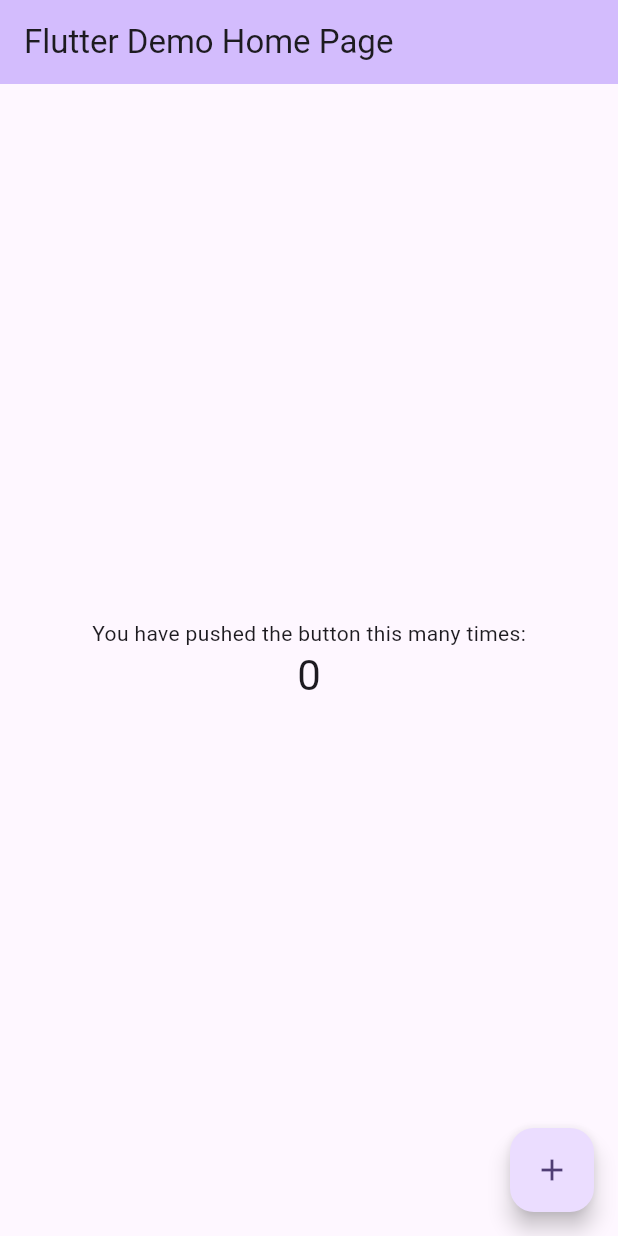
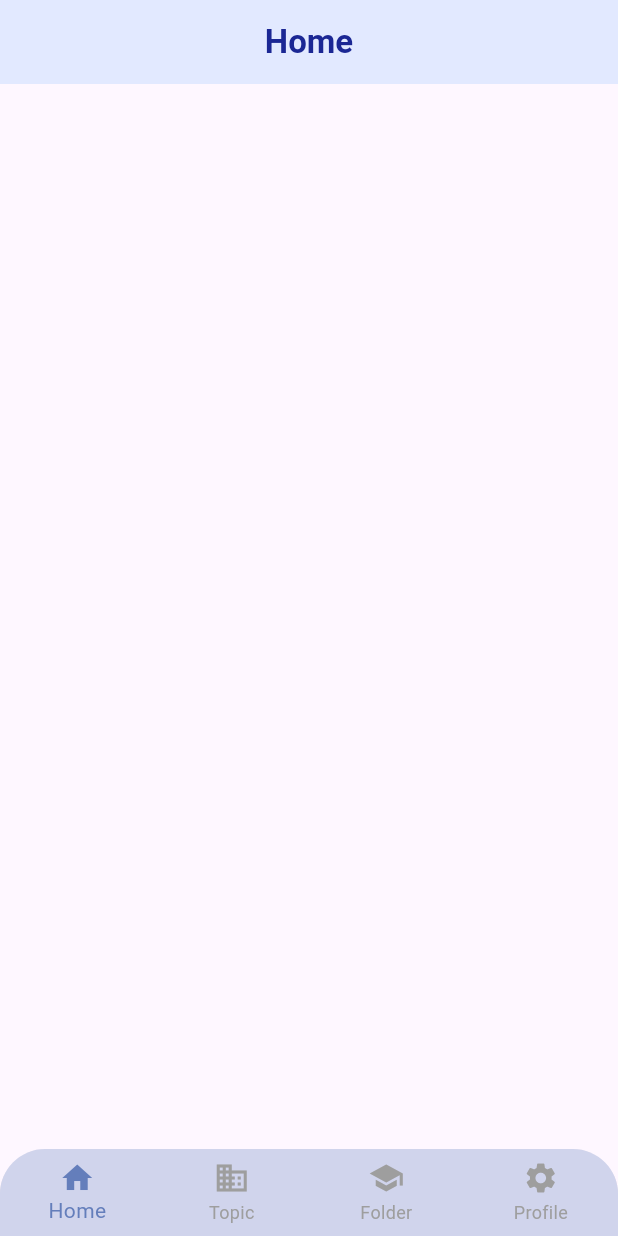
Before and after one commit to htthienhuong/untitled1, a Flutter app: the screen it shows after launch, on a phone screen of 412 x 824 dp. Run offline on Flutter 3.47's test engine with Material 3 defaults, Android fonts, the phone set to English and light mode, and no system bars.

Commit message:
feat: codebase

```diff
--- /dev/null
+++ b/lib/home_page/home_page.dart
@@ -0,0 +1,25 @@
+import 'package:flutter/material.dart';
+
+class HomePage extends StatefulWidget {
+  const HomePage({super.key});
+
+  @override
+  State<HomePage> createState() => _HomePageState();
+}
+
+class _HomePageState extends State<HomePage> {
+  @override
+  Widget build(BuildContext context) {
+    return Scaffold(
+      appBar: AppBar(
+        backgroundColor: Color(0xffe2e9ff),
+        title: const Text(
+          'Home',
+          style:
+              TextStyle(fontWeight: FontWeight.w600, color: Color(0xff1b2794)),
+        ),
+        centerTitle: true,
+      ),
+    );
+  }
+}
--- a/lib/main.dart
+++ b/lib/main.dart
@@ -1,125 +1,12 @@
 import 'package:flutter/material.dart';
+import 'package:untitled1/router/router_manager.dart';
 
 void main() {
-  runApp(const MyApp());
+  runApp(
+    const MaterialApp(
+      initialRoute: Routes.mainPage,
+      onGenerateRoute: RouteGenerator.getRoute,
+      debugShowCheckedModeBanner: false,
+    ),
+  );
 }
-
-class MyApp extends StatelessWidget {
-  const MyApp({super.key});
-
-  // This widget is the root of your application.
-  @override
-  Widget build(BuildContext context) {
-    return MaterialApp(
-      title: 'Flutter Demo',
-      theme: ThemeData(
-        // This is the theme of your application.
-        //
-        // TRY THIS: Try running your application with "flutter run". You'll see
-        // the application has a blue toolbar. Then, without quitting the app,
-        // try changing the seedColor in the colorScheme below to Colors.green
-        // and then invoke "hot reload" (save your changes or press the "hot
-        // reload" button in a Flutter-supported IDE, or press "r" if you used
-        // the command line to start the app).
-        //
-        // Notice that the counter didn't reset back to zero; the application
-        // state is not lost during the reload. To reset the state, use hot
-        // restart instead.
-        //
-        // This works for code too, not just values: Most code changes can be
-        // tested with just a hot reload.
-        colorScheme: ColorScheme.fromSeed(seedColor: Colors.deepPurple),
-        useMaterial3: true,
-      ),
-      home: const MyHomePage(title: 'Flutter Demo Home Page'),
-    );
-  }
-}
-
-class MyHomePage extends StatefulWidget {
-  const MyHomePage({super.key, required this.title});
-
-  // This widget is the home page of your application. It is stateful, meaning
-  // that it has a State object (defined below) that contains fields that affect
-  // how it looks.
-
-  // This class is the configuration for the state. It holds the values (in this
-  // case the title) provided by the parent (in this case the App widget) and
-  // used by the build method of the State. Fields in a Widget subclass are
-  // always marked "final".
-
-  final String title;
-
-  @override
-  State<MyHomePage> createState() => _MyHomePageState();
-}
-
-class _MyHomePageState extends State<MyHomePage> {
-  int _counter = 0;
-
-  void _incrementCounter() {
-    setState(() {
-      // This call to setState tells the Flutter framework that something has
-      // changed in this State, which causes it to rerun the build method below
-      // so that the display can reflect the updated values. If we changed
-      // _counter without calling setState(), then the build method would not be
-      // called again, and so nothing would appear to happen.
-      _counter++;
-    });
-  }
-
-  @override
-  Widget build(BuildContext context) {
-    // This method is rerun every time setState is called, for instance as done
-    // by the _incrementCounter method above.
-    //
-    // The Flutter framework has been optimized to make rerunning build methods
-    // fast, so that you can just rebuild anything that needs updating rather
-    // than having to individually change instances of widgets.
-    return Scaffold(
-      appBar: AppBar(
-        // TRY THIS: Try changing the color here to a specific color (to
-        // Colors.amber, perhaps?) and trigger a hot reload to see the AppBar
-        // change color while the other colors stay the same.
-        backgroundColor: Theme.of(context).colorScheme.inversePrimary,
-        // Here we take the value from the MyHomePage object that was created by
-        // the App.build method, and use it to set our appbar title.
-        title: Text(widget.title),
-      ),
-      body: Center(
-        // Center is a layout widget. It takes a single child and positions it
-        // in the middle of the parent.
-        child: Column(
-          // Column is also a layout widget. It takes a list of children and
-          // arranges them vertically. By default, it sizes itself to fit its
-          // children horizontally, and tries to be as tall as its parent.
-          //
-          // Column has various properties to control how it sizes itself and
-          // how it positions its children. Here we use mainAxisAlignment to
-          // center the children vertically; the main axis here is the vertical
-          // axis because Columns are vertical (the cross axis would be
-          // horizontal).
-          //
-          // TRY THIS: Invoke "debug painting" (choose the "Toggle Debug Paint"
-          // action in the IDE, or press "p" in the console), to see the
-          // wireframe for each widget.
-          mainAxisAlignment: MainAxisAlignment.center,
-          children: <Widget>[
-            const Text(
-              'You have pushed the button this many times:',
-            ),
-            Text(
-              '$_counter',
-              style: Theme.of(context).textTheme.headlineMedium,
-            ),
-          ],
-        ),
-      ),
-      floatingActionButton: FloatingActionButton(
-        onPressed: _incrementCounter,
-        tooltip: 'Increment',
-        child: const Icon(Icons.add),
-      ), // This trailing comma makes auto-formatting nicer for build methods.
-    );
-  }
-}
--- /dev/null
+++ b/lib/main_page/main_page.dart
@@ -0,0 +1,104 @@
+import 'package:flutter/material.dart';
+import 'package:untitled1/profile_page/profile_page.dart';
+
+import '../folder_page/folder_page.dart';
+import '../home_page/home_page.dart';
+import '../topic_page/topic_page.dart';
+
+class MainPage extends StatefulWidget {
+  const MainPage({Key? key}) : super(key: key);
+
+  @override
+  State<MainPage> createState() => _MainPageState();
+}
+
+class _MainPageState extends State<MainPage> {
+  late List<Widget> bottomBarPages;
+
+  @override
+  void initState() {
+    // TODO: implement initState
+    super.initState();
+    bottomBarPages = [
+      const HomePage(),
+      const TopicPage(),
+      const FolderPage(),
+      const ProfilePage(),
+    ];
+  }
+
+  final _pageController = PageController(initialPage: 0);
+
+  int maxCount = 4;
+
+  @override
+  void dispose() {
+    _pageController.dispose();
+    super.dispose();
+  }
+
+  int _selectedIndex = 0;
+
+  final List<IconData> iconList = [
+    Icons.home,
+    Icons.topic,
+    Icons.folder_outlined,
+    Icons.person
+  ];
+
+  @override
+  Widget build(BuildContext context) {
+    print('Build main');
+    return Scaffold(
+      body: PageView(
+        controller: _pageController,
+        physics: const NeverScrollableScrollPhysics(),
+        children: List.generate(
+            bottomBarPages.length, (index) => bottomBarPages[index]),
+      ),
+      extendBody: true,
+      bottomNavigationBar: (bottomBarPages.length <= maxCount)
+          ? ClipRRect(
+              borderRadius: const BorderRadius.only(
+                topLeft: Radius.circular(30.0),
+                topRight: Radius.circular(30.0),
+              ),
+              child: BottomNavigationBar(
+                elevation: 10,
+                backgroundColor: const Color(0xffd0d4ec),
+                selectedItemColor: const Color(0xff647ebb),
+                unselectedItemColor: Colors.grey,
+                type: BottomNavigationBarType.fixed,
+                items: const <BottomNavigationBarItem>[
+                  BottomNavigationBarItem(
+                    icon: Icon(Icons.home),
+                    label: 'Home',
+                  ),
+                  BottomNavigationBarItem(
+                    icon: Icon(Icons.business),
+                    label: 'Topic',
+                  ),
+                  BottomNavigationBarItem(
+                    icon: Icon(Icons.school),
+                    label: 'Folder',
+                  ),
+                  BottomNavigationBarItem(
+                    icon: Icon(Icons.settings),
+                    label: 'Profile',
+                  ),
+                ],
+                currentIndex: _selectedIndex,
+                onTap: _changePage,
+              ),
+            )
+          : null,
+    );
+  }
+
+  void _changePage(int index) {
+    _pageController.jumpToPage(index);
+    setState(() {
+      _selectedIndex = index;
+    });
+  }
+}
```
Also changed, not shown: lib/folder_page/folder_page.dart (added, +25 -0 lines), lib/profile_page/profile_page.dart (added, +25 -0 lines), lib/router/router_manager.dart (added, +33 -0 lines), lib/topic_page/topic_page.dart (added, +25 -0 lines), pubspec.lock.
